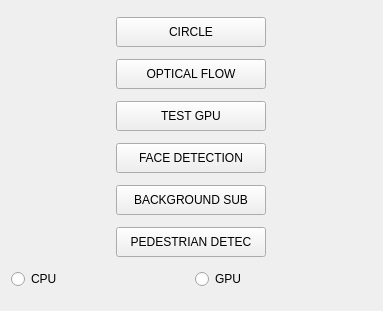
Qt form Implementation/src/view/gui/widgets/ControlPanel.ui (eBabiano/TegraK1_Performance) before a commit.
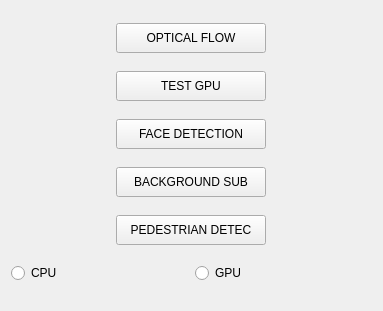
The same form after that commit.

```diff
--- a/Implementation/src/view/gui/widgets/ControlPanel.ui
+++ b/Implementation/src/view/gui/widgets/ControlPanel.ui
@@ -20,23 +20,6 @@
    <string>Form</string>
   </property>
   <layout class="QVBoxLayout" name="verticalLayout">
-   <item>
-    <layout class="QHBoxLayout" name="horizontalLayout">
-     <item>
-      <widget class="QPushButton" name="selectCircleButton">
-       <property name="maximumSize">
-        <size>
-         <width>150</width>
-         <height>30</height>
-        </size>
-       </property>
-       <property name="text">
-        <string>CIRCLE</string>
-       </property>
-      </widget>
-     </item>
-    </layout>
-   </item>
    <item>
     <layout class="QHBoxLayout" name="horizontalLayout_2">
      <item>
```
